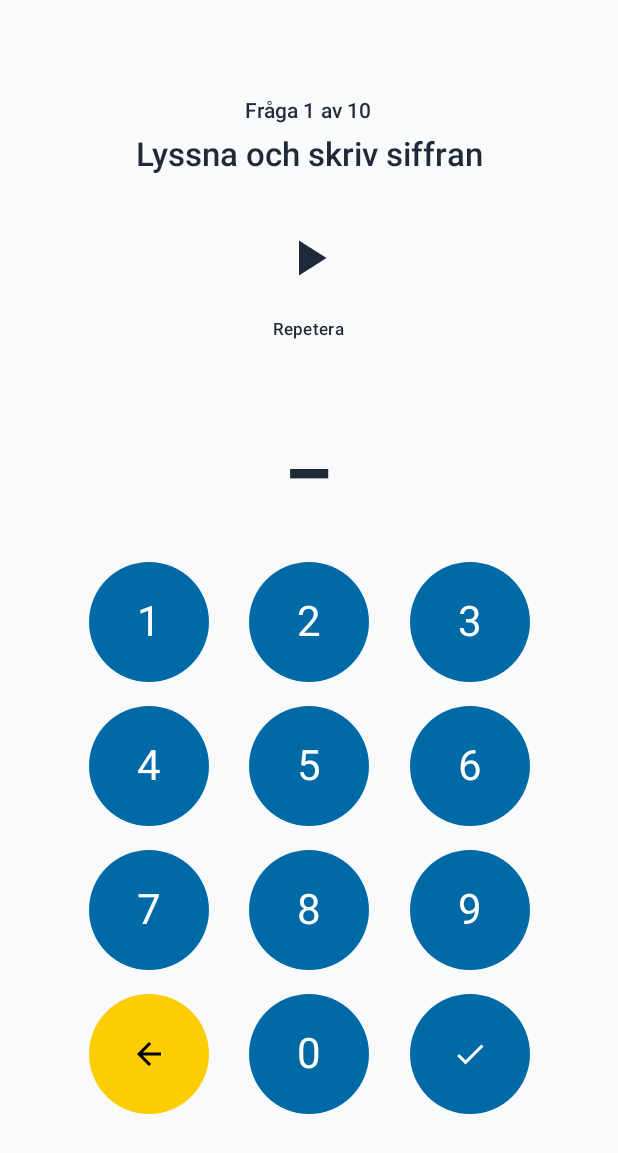
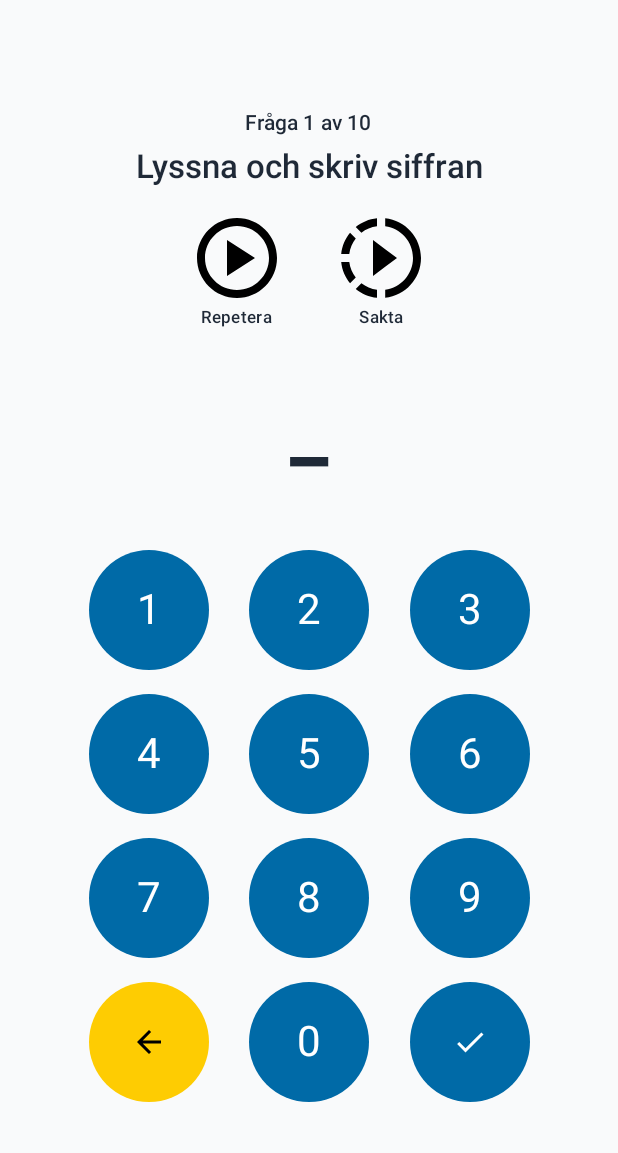
Before and after one commit to SergeyVlSorokin/Siffermastare, an Android app built with Jetpack Compose: the screen it shows after launch (MainActivity), after a tap on "Numbers 0-20", on a phone screen of 412 x 824 dp. Shown: the top 1153 px of the screen. Run offline under Robolectric (Android 15) with nearby library versions, the phone set to English and light mode, and no system bars; our stand-ins replace Room's generated code.

Commit message:
Slow replay

```diff
--- a/app/build.gradle.kts
+++ b/app/build.gradle.kts
@@ -67,6 +67,7 @@ dependencies {
     implementation(libs.androidx.ui.graphics)
     implementation(libs.androidx.ui.tooling.preview)
     implementation(libs.androidx.material3)
+    implementation(libs.androidx.material.icons.extended)
 
     // Navigation
     implementation(libs.androidx.navigation.compose)
--- a/app/src/main/java/com/siffermastare/data/tts/TTSManager.kt
+++ b/app/src/main/java/com/siffermastare/data/tts/TTSManager.kt
@@ -18,6 +18,7 @@ class TTSManager(context: Context) {
     private var textToSpeech: TextToSpeech? = null
     private var isInitialized = false
     private var pendingText: String? = null
+    private var pendingRate: Float = 1.0f
 
     init {
         textToSpeech = TextToSpeech(context) { status ->
@@ -25,14 +26,11 @@ class TTSManager(context: Context) {
                 val result = textToSpeech?.setLanguage(Locale("sv", "SE"))
                 if (result == TextToSpeech.LANG_MISSING_DATA || result == TextToSpeech.LANG_NOT_SUPPORTED) {
                     Log.e("TTSManager", "Swedish language not supported or missing data")
-                    // In a real app we might want to callback to UI here,
-                    // but for this MVP spike we just log it.
-                    // The speak function will handle the case where language is not active.
                 } else {
                     isInitialized = true
                     // Check for pending text
                     pendingText?.let {
-                        speak(it)
+                        speak(it, pendingRate)
                         pendingText = null
                     }
                 }
@@ -46,14 +44,17 @@ class TTSManager(context: Context) {
      * Speaks the given text using the initialized TTS engine.
      *
      * @param text The text to speak.
+     * @param rate The speech rate (1.0 is normal, lower is slower). Default 1.0f.
      */
-    fun speak(text: String) {
+    fun speak(text: String, rate: Float = 1.0f) {
         if (isInitialized) {
-            Log.d("TTSManager", "Speaking: '$text'")
+            Log.d("TTSManager", "Speaking: '$text' at rate $rate")
+            textToSpeech?.setSpeechRate(rate)
             textToSpeech?.speak(text, TextToSpeech.QUEUE_FLUSH, null, null)
         } else {
             Log.w("TTSManager", "TTS not initialized, queuing text: $text")
             pendingText = text
+            pendingRate = rate
         }
     }
 
--- a/app/src/main/java/com/siffermastare/ui/lesson/LessonScreen.kt
+++ b/app/src/main/java/com/siffermastare/ui/lesson/LessonScreen.kt
@@ -4,13 +4,20 @@ import androidx.compose.animation.core.Animatable
 import androidx.compose.animation.core.tween
 import androidx.compose.foundation.layout.Box
 import androidx.compose.foundation.layout.Column
+import androidx.compose.foundation.layout.Row
 import androidx.compose.foundation.layout.Spacer
+import androidx.compose.foundation.layout.Arrangement
 import androidx.compose.foundation.layout.fillMaxSize
 import androidx.compose.foundation.layout.height
 import androidx.compose.foundation.layout.offset
 import androidx.compose.foundation.layout.padding
+import androidx.compose.foundation.layout.size
+import androidx.compose.foundation.layout.width
 import androidx.compose.material.icons.Icons
 import androidx.compose.material.icons.filled.PlayArrow
+import androidx.compose.material.icons.outlined.PlayCircle
+import androidx.compose.material.icons.filled.Info
+import androidx.compose.material.icons.filled.SlowMotionVideo
 import androidx.compose.material3.Icon
 import androidx.compose.material3.IconButton
 import androidx.compose.material3.MaterialTheme
@@ -103,8 +110,9 @@ fun LessonScreen(
     LaunchedEffect(uiState.replayTrigger) {
         if (uiState.replayTrigger > 0) {
             val textToSpeak = uiState.spokenText.ifEmpty { uiState.targetNumber.toString() }
-            android.util.Log.d("LessonScreen", "Replay TTS for: '$textToSpeak'")
-            ttsManager.speak(textToSpeak)
+            val rate = uiState.ttsRate
+            android.util.Log.d("LessonScreen", "Replay TTS for: '$textToSpeak' at rate $rate")
+            ttsManager.speak(textToSpeak, rate)
         }
     }
 
@@ -169,22 +177,52 @@ fun LessonScreen(
 
                 Spacer(modifier = Modifier.height(16.dp))
 
-                // Replay Button
+                // Replay Controls
+                Row(
+                    verticalAlignment = Alignment.CenterVertically,
+                    horizontalArrangement = Arrangement.Center
+                ) {
+                    // Normal Replay
+                    Column(horizontalAlignment = Alignment.CenterHorizontally) {
                         IconButton(
                             onClick = {
                                 val textToSpeak = uiState.spokenText.ifEmpty { uiState.targetNumber.toString() }
                                 android.util.Log.d("LessonScreen", "Refresher TTS for: '$textToSpeak'")
-                        ttsManager.speak(textToSpeak)
+                                ttsManager.speak(textToSpeak) // Default rate 1.0
                             },
-                    modifier = Modifier.padding(16.dp)
+                            modifier = Modifier.size(64.dp) // Large
                         ) {
                             Icon(
-                        imageVector = Icons.Default.PlayArrow,
+                                imageVector = androidx.compose.material.icons.Icons.Outlined.PlayCircle,
                                 contentDescription = "Replay",
-                        modifier = Modifier.fillMaxSize()
+                                modifier = Modifier.fillMaxSize(),
+                                tint = Color.Black
                             )
                         }
                         Text(stringResource(R.string.lesson_replay), style = MaterialTheme.typography.labelSmall)
+                    }
+
+                    Spacer(modifier = Modifier.width(32.dp))
+
+                    // Slow Replay (Turtle/Sakta)
+                    Column(horizontalAlignment = Alignment.CenterHorizontally) {
+                        IconButton(
+                            onClick = {
+                                viewModel.onSlowReplay()
+                            },
+                            modifier = Modifier.size(64.dp) // Same size as Normal
+                        ) {
+                            // Slow Replay (Turtle/Sakta)
+                            Icon(
+                                imageVector = androidx.compose.material.icons.Icons.Filled.SlowMotionVideo,
+                                contentDescription = "Slow Replay",
+                                modifier = Modifier.fillMaxSize(),
+                                tint = Color.Black
+                            )
+                        }
+                        Text("Sakta", style = MaterialTheme.typography.labelSmall)
+                    }
+                }
 
                 Spacer(modifier = Modifier.height(32.dp))
 
--- a/app/src/main/java/com/siffermastare/ui/lesson/LessonViewModel.kt
+++ b/app/src/main/java/com/siffermastare/ui/lesson/LessonViewModel.kt
@@ -27,7 +27,8 @@ data class LessonUiState(
     val totalQuestions: Int = 10,
     val isLessonComplete: Boolean = false,
     val answerState: AnswerState = AnswerState.NEUTRAL,
-    val replayTrigger: Int = 0 // Increments to trigger replay
+    val replayTrigger: Int = 0, // Increments to trigger replay
+    val ttsRate: Float = 1.0f // New: Speech Rate
 )
 
 
@@ -84,8 +85,10 @@ class LessonViewModel(
                 questionCount = sessionState.questionCount,
                 totalQuestions = sessionState.totalQuestions,
                 isLessonComplete = sessionState.isLessonComplete,
-                // answerState: We still manage UI feedback delay here or in Manager?
-                // For MVP 3.1b Refactor, we'll keep AnswerState local but driven by Manager checks.
+                // New question? Reset rate to 1.0f if neutral?
+                // Logic: If transitioning to neutral/new question, reset rate.
+                // We'll trust onCheckClick to do it, OR do it here if checking.
+                // Safest: When questionCount changes, reset rate.
             )
         }
 
@@ -109,6 +112,16 @@ class LessonViewModel(
         }
     }
 
+    fun onSlowReplay() {
+        // Trigger replay with slow rate
+        _uiState.update {
+            it.copy(
+                ttsRate = 0.7f,
+                replayTrigger = it.replayTrigger + 1
+            )
+        }
+    }
+
     fun onCheckClick() {
         if (_uiState.value.answerState != AnswerState.NEUTRAL) return
         val currentInput = _uiState.value.currentInput
@@ -126,14 +139,18 @@ class LessonViewModel(
 
                 _uiState.update { it.copy(answerState = AnswerState.CORRECT) }
                 delay(FEEDBACK_DELAY)
-                _uiState.update { it.copy(answerState = AnswerState.NEUTRAL, currentInput = "") }
+                // RESET RATE HERE
+                _uiState.update { it.copy(answerState = AnswerState.NEUTRAL, currentInput = "", ttsRate = 1.0f) }
 
                 sessionManager.nextQuestion()
                 startTime = System.currentTimeMillis()
             } else {
                 _uiState.update { it.copy(answerState = AnswerState.INCORRECT) }
                 delay(FEEDBACK_DELAY)
-                _uiState.update { it.copy(answerState = AnswerState.NEUTRAL, currentInput = "", replayTrigger = it.replayTrigger + 1) }
+                // Incorrect answer replay - keep rate? Or reset?
+                // Standard replay usually normal speed.
+                // Story doesn't specify. Assuming normal speed on auto-replay.
+                _uiState.update { it.copy(answerState = AnswerState.NEUTRAL, currentInput = "", replayTrigger = it.replayTrigger + 1, ttsRate = 1.0f) }
             }
         }
     }
--- a/gradle/libs.versions.toml
+++ b/gradle/libs.versions.toml
@@ -31,6 +31,7 @@ androidx-ui-tooling-preview = { group = "androidx.compose.ui", name = "ui-toolin
 androidx-ui-test-manifest = { group = "androidx.compose.ui", name = "ui-test-manifest" }
 androidx-ui-test-junit4 = { group = "androidx.compose.ui", name = "ui-test-junit4" }
 androidx-material3 = { group = "androidx.compose.material3", name = "material3" }
+androidx-material-icons-extended = { group = "androidx.compose.material", name = "material-icons-extended" }
 androidx-navigation-compose = { group = "androidx.navigation", name = "navigation-compose", version.ref = "navigationCompose" }
 kotlinx-coroutines-android = { group = "org.jetbrains.kotlinx", name = "kotlinx-coroutines-android", version.ref = "coroutines" }
 kotlinx-coroutines-core = { group = "org.jetbrains.kotlinx", name = "kotlinx-coroutines-core", version.ref = "coroutines" }
```
Also changed, not shown: 2 other files. Lines whose indentation alone changed are shown as unchanged.
